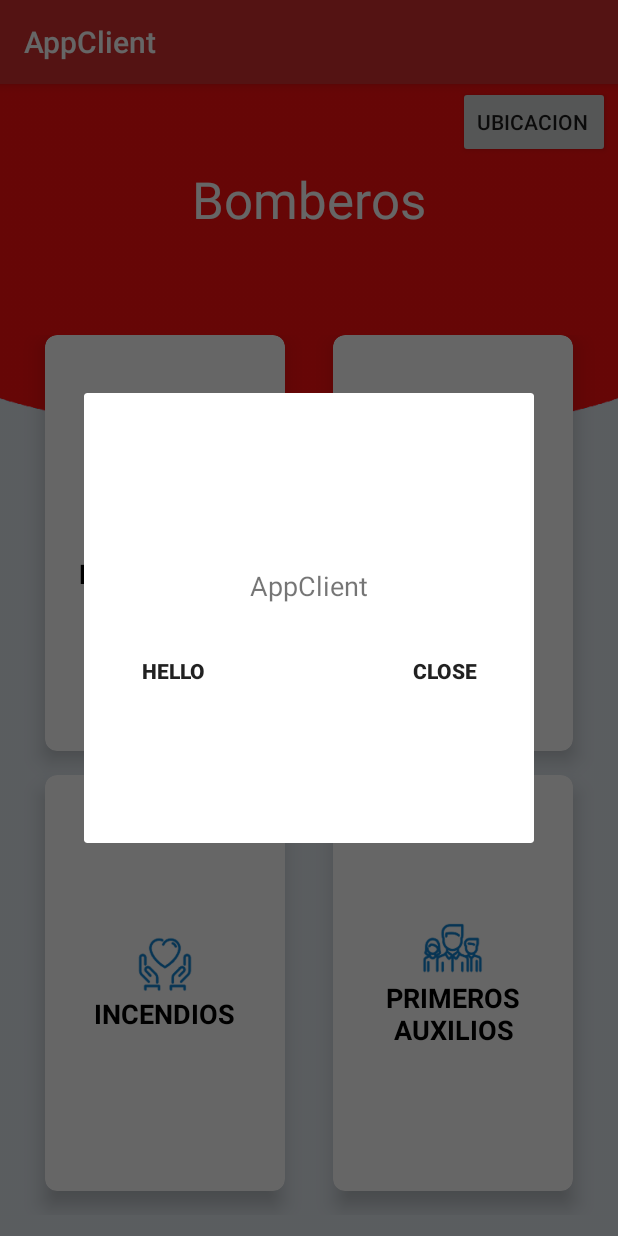
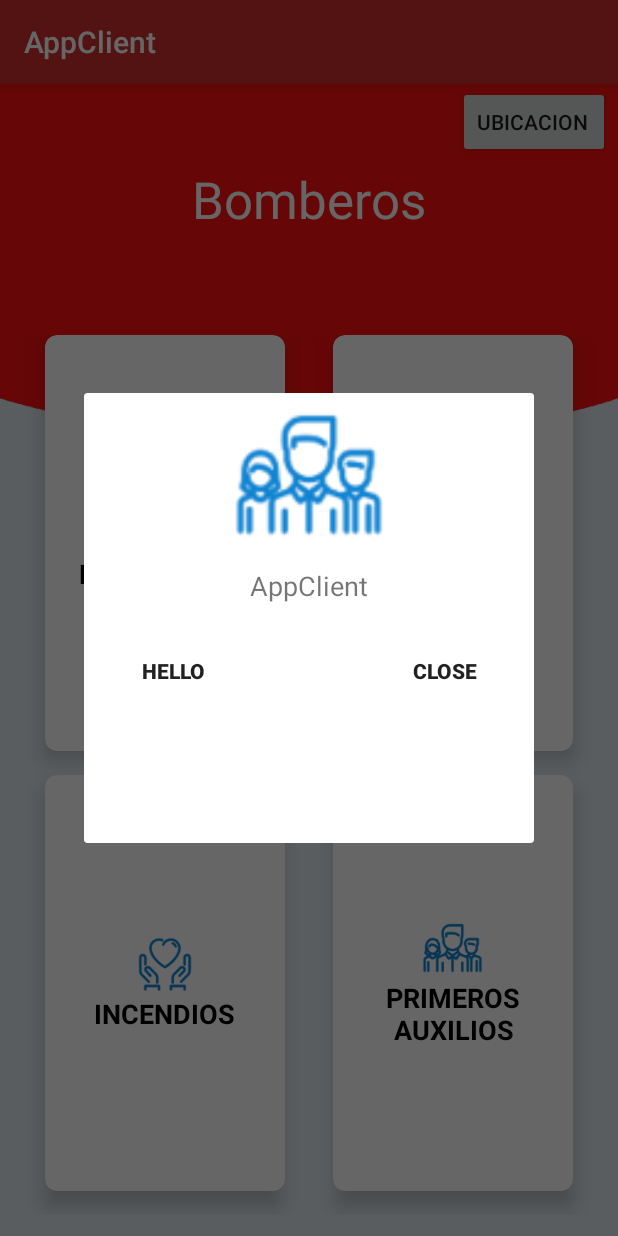
Before and after one commit to wWGonzalez/Bombero, an Android app: the MainActivity screen opened directly, with no data from a screen before it, after a tap on "PRIMEROS AUXILIOS", on a phone screen of 412 x 824 dp. Run offline under Robolectric (Android 15) with nearby library versions, the phone set to English and light mode, and no system bars; 1 statement that could not run was skipped.

Commit message:
Imagenes en el menu emergente

```diff
--- a/app/src/main/java/com/example/wer/appclient/interfaces/MainActivity.java
+++ b/app/src/main/java/com/example/wer/appclient/interfaces/MainActivity.java
@@ -7,6 +7,7 @@ import android.content.Intent;
 //import android.content.SharedPreferences;
 import android.content.pm.PackageManager;
 //import android.preference.PreferenceManager;
+import android.graphics.drawable.Drawable;
 import android.location.Address;
 import android.location.Geocoder;
 import android.location.Location;
@@ -24,6 +25,7 @@ import android.os.Bundle;
 import android.view.Window;
 import android.widget.Button;
 import android.widget.GridLayout;
+import android.widget.ImageView;
 import android.widget.Spinner;
 import android.widget.TextView;
 import android.widget.Toast;
@@ -50,6 +52,7 @@ public class MainActivity extends AppCompatActivity {
     Button show;
     Dialog MyDialog;
     Button hello;
+    ImageView image;
     Button close;
 
     TextView tv1;
@@ -352,16 +355,40 @@ public class MainActivity extends AppCompatActivity {
 
     //Llamar menu emergente
 
-    public void MyCustomAlertDialog(String m){
-        final String emerg =m;
+    public void MyCustomAlertDialog(String m) {
+        final String emerg = m;
+
+
+
 
         MyDialog = new Dialog(MainActivity.this);
         MyDialog.requestWindowFeature(Window.FEATURE_NO_TITLE);
         MyDialog.setContentView(R.layout.activity_menu_emergente);
+
         MyDialog.setTitle("My Custom Dialog");
 
-        hello = (Button)MyDialog.findViewById(R.id.hello);
-        close = (Button)MyDialog.findViewById(R.id.close);
+        hello = (Button) MyDialog.findViewById(R.id.hello);
+        close = (Button) MyDialog.findViewById(R.id.close);
+        image = MyDialog.findViewById(R.id.imagenView);
+
+        if (emerg == "Maternidad"){
+            Drawable myDrawable = getResources().getDrawable(R.drawable.me_time);
+            image.setImageDrawable(myDrawable);
+        }
+        else if(emerg == "Accidente"){
+            Drawable myDrawable = getResources().getDrawable(R.drawable.family_time);
+            image.setImageDrawable(myDrawable);
+        }
+        else if(emerg == "Incendio"){
+            Drawable myDrawable = getResources().getDrawable(R.drawable.lovely_time);
+            image.setImageDrawable(myDrawable);
+        }
+        else if(emerg == "Primeros Auxilios"){
+            Drawable myDrawable = getResources().getDrawable(R.drawable.team_time);
+            image.setImageDrawable(myDrawable);
+        }
+
+
 
         hello.setEnabled(true);
         close.setEnabled(true);
@@ -372,6 +399,8 @@ public class MainActivity extends AppCompatActivity {
                 //Toast.makeText(getApplicationContext(), "Emergencia = "+   emerg, Toast.LENGTH_LONG).show();
                 emergencia = emerg;
                 new MainActivity.InsertarPersona().execute();
+                MyDialog.cancel();
+
             }
         });
         close.setOnClickListener(new View.OnClickListener() {
@@ -383,6 +412,9 @@ public class MainActivity extends AppCompatActivity {
 
         MyDialog.show();
     }
+
+
+
 
 
 
--- a/app/src/main/res/layout/activity_menu_emergente.xml
+++ b/app/src/main/res/layout/activity_menu_emergente.xml
@@ -6,12 +6,13 @@
     android:layout_height="300dp">
 
     <ImageView
+        android:id="@+id/imagenView"
         android:layout_width="100dp"
+        android:layout_height="100dp"
         android:layout_gravity="center"
         android:layout_margin="5dp"
         android:layout_marginTop="10dp"
-        android:contentDescription="@string/app_name"
-        android:layout_height="100dp" />
+        android:contentDescription="@string/app_name" />
     <TextView
         android:layout_width="wrap_content"
         android:text="@string/app_name"
```
